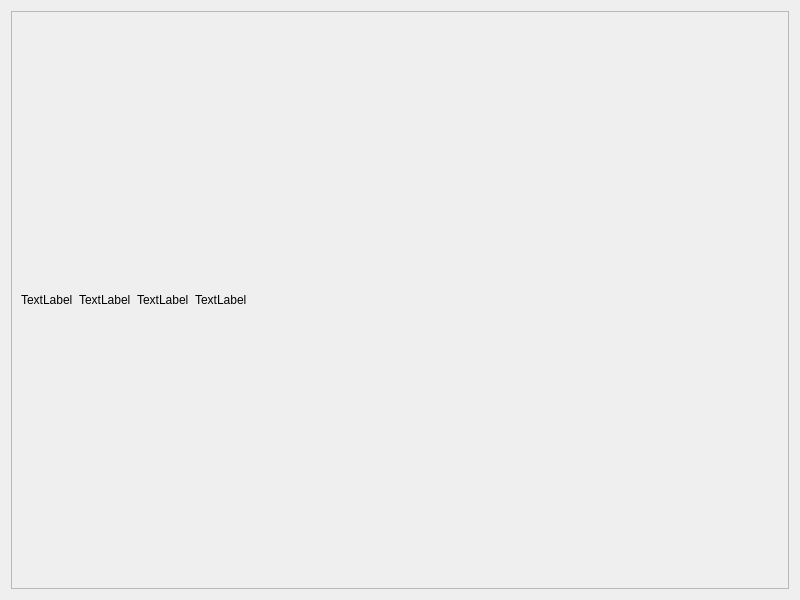
Before: the Qt Designer form src/licenses/licenses.ui in vkohaupt/vokoscreenNG, drawn with Qt 5.
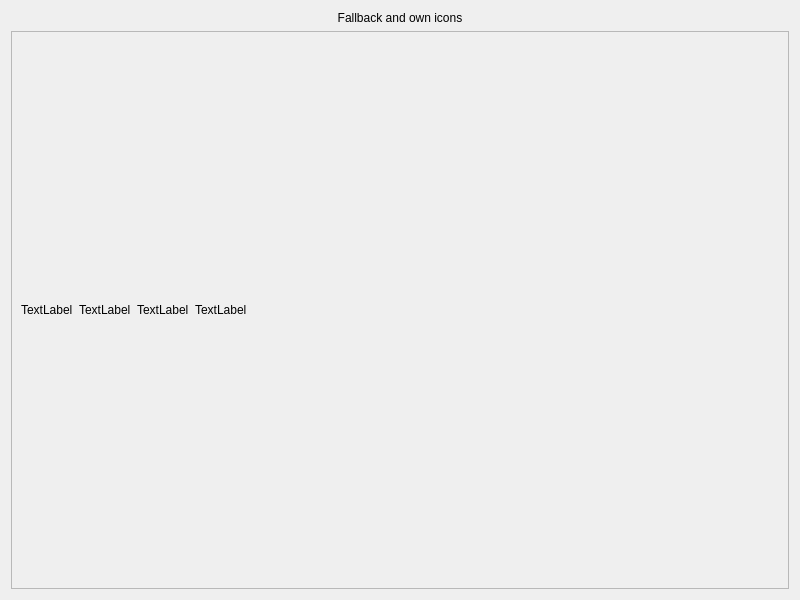
After: the same form once the commit is applied.

Diff of the .ui file:
```diff
--- a/src/licenses/licenses.ui
+++ b/src/licenses/licenses.ui
@@ -14,6 +14,16 @@
    <string>Copyright and license from pictures</string>
   </property>
   <layout class="QVBoxLayout" name="verticalLayout_2">
+   <item>
+    <widget class="QLabel" name="label">
+     <property name="text">
+      <string notr="true">Fallback and own icons</string>
+     </property>
+     <property name="alignment">
+      <set>Qt::AlignCenter</set>
+     </property>
+    </widget>
+   </item>
    <item>
     <widget class="QScrollArea" name="scrollArea">
      <property name="widgetResizable">
@@ -25,7 +35,7 @@
         <x>0</x>
         <y>0</y>
         <width>784</width>
-        <height>584</height>
+        <height>560</height>
        </rect>
       </property>
       <layout class="QVBoxLayout" name="verticalLayout">
```
